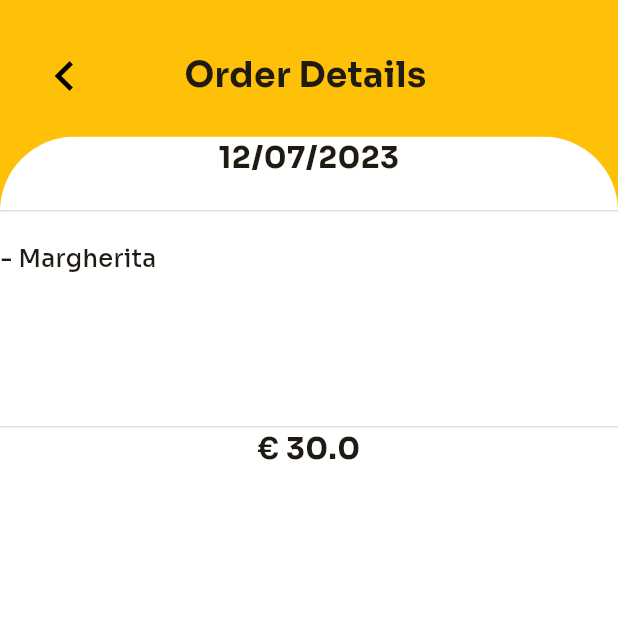
After one commit to Matheo-delaunay/imt-framework-front, a Flutter app: the DetailOrderHistory screen opened directly, on a phone screen of 412 x 824 dp, the top half of it. The commit adds this screen. Run offline on Flutter 3.47's test engine with Material 2 defaults, Android fonts, the phone set to English and light mode, and no system bars; our stand-ins replace supercharged; missing offline and left inert: sa4_migration_kit.

Commit message:
feat: create page with order details, price and date

```diff
--- /dev/null
+++ b/lib/views/pages/order_history_detail_page.dart
@@ -0,0 +1,61 @@
+import 'dart:ui';
+import 'package:flutter/material.dart';
+import 'package:imt_framework_front/views/widgets/appbar/appBar.dart';
+
+import '../utils/pageSeparator.dart';
+
+class DetailOrderHistory extends StatefulWidget {
+
+  const DetailOrderHistory({super.key, required this.date, required this.price});
+  final String date;
+  final double price;
+
+  @override
+  State<DetailOrderHistory> createState() => _DetailOrderHistoryState();
+}
+
+class _DetailOrderHistoryState extends State<DetailOrderHistory> {
+
+  @override
+  Widget build(BuildContext context) {
+    return Scaffold(
+      body: Stack(
+        children: [
+          Container(
+            color: Colors.amber,
+          ), Column(
+            children: [
+              TopAppBar(arrowVisible: true, heartVisible: false, title: 'Order Details'),
+              Expanded(
+                flex: 3,
+                child: ClipRRect(
+                    borderRadius: BorderRadius.only(
+                      topLeft: Radius.circular(50),
+                      topRight: Radius.circular(50),
+                    ),
+                    child: Container(
+                      color: Colors.white,
+                      child: ListView(
+                        children: [
+                          Text('12/07/2023', style: TextStyle(fontSize: 20, fontWeight: FontWeight.bold),textAlign: TextAlign.center,),
+                          PageSeparator(),
+                          SizedBox(height: 20,),
+                          Text('- Margherita', style: TextStyle(fontSize: 16, fontWeight: FontWeight.w500),textAlign: TextAlign.left,),
+                          SizedBox(height: 80,),
+                          PageSeparator(),
+                          Text('€ ${widget.price}', style: TextStyle(fontSize: 20, fontWeight: FontWeight.bold),textAlign: TextAlign.center,),
+                        ],
+
+
+
+                      ),
+                    )),
+              ),
+            ],
+
+          ),
+        ],
+      ),
+    );
+  }
+}
--- a/lib/views/widgets/order_tile/current_order_tile_widget.dart
+++ b/lib/views/widgets/order_tile/current_order_tile_widget.dart
@@ -1,4 +1,6 @@
 import 'package:flutter/material.dart';
+
+import '../../pages/order_history_detail_page.dart';
 
 class CurrentOrderTile extends StatelessWidget {
 
@@ -12,7 +14,8 @@ class CurrentOrderTile extends StatelessWidget {
   @override
   Widget build(BuildContext context) {
     return GestureDetector(
-      onTap: () {},
+      onTap: () {Navigator.push(context, MaterialPageRoute(builder: (context) {
+        return DetailOrderHistory(price: 30,date: 'hh',);},));},
       child: Card(
             margin: EdgeInsets.only(top: 20),
             color: Colors.white,
--- a/lib/views/widgets/order_tile/past_order_tile_widget.dart
+++ b/lib/views/widgets/order_tile/past_order_tile_widget.dart
@@ -1,4 +1,6 @@
 import 'package:flutter/material.dart';
+
+import '../../pages/order_history_detail_page.dart';
 
 
 class PastOrderTile extends StatelessWidget {
@@ -14,7 +16,8 @@ class PastOrderTile extends StatelessWidget {
   Widget build(BuildContext context) {
 
       return GestureDetector(
-        onTap: () {},
+        onTap: () {Navigator.push(context, MaterialPageRoute(builder: (context) {
+          return DetailOrderHistory(price: 40,date: 'hh',);},));},
         child: Card(
           margin: EdgeInsets.only(top: 20),
           color: Colors.white,
```
